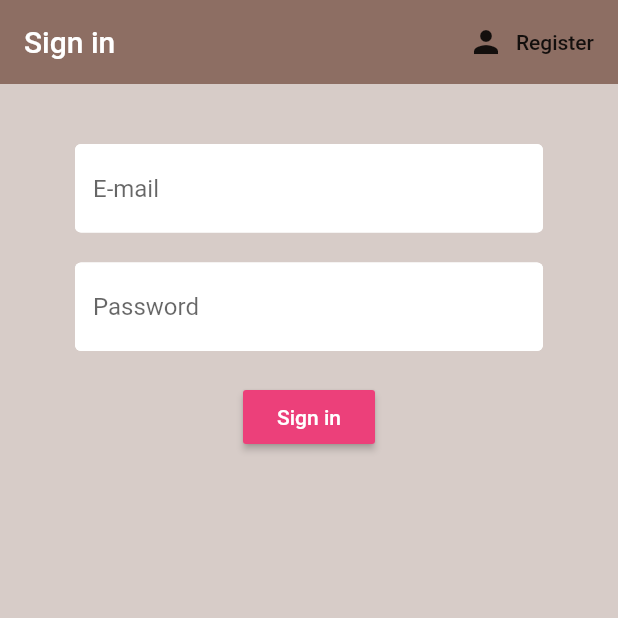
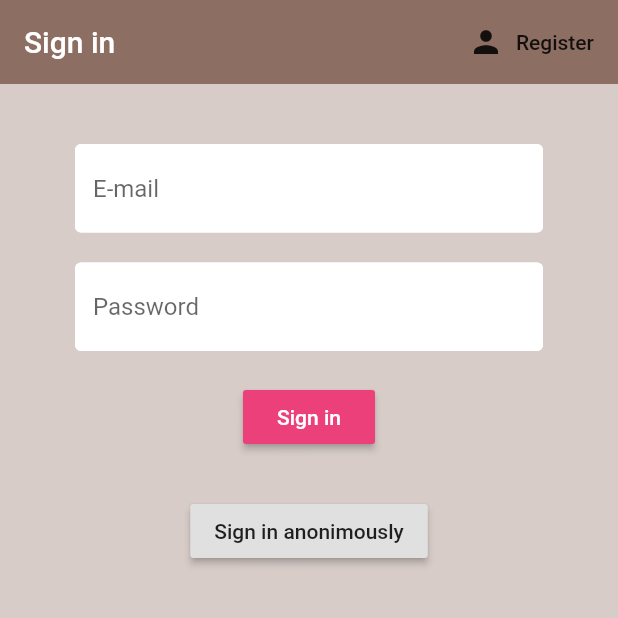
Before and after one commit to vasu23gupta/test_proj, a Flutter app: the screen it shows after launch, on a phone screen of 412 x 824 dp, the top half of it. Run offline on Flutter 3.47's test engine with Material 2 defaults, Android fonts, the phone set to English and light mode, and no system bars; our stand-ins replace cloud_firestore, firebase_auth, firebase_core, flutter_spinkit; accounts and stored records are empty.

Commit message:
final before maps

```diff
--- a/lib/screens/authenticate/sign_in.dart
+++ b/lib/screens/authenticate/sign_in.dart
@@ -101,12 +101,8 @@ class _SignInState extends State<SignIn> {
                       Text(
                         error,
                         style: TextStyle(color: Colors.red, fontSize: 14.0),
-                      )
-                    ],
                       ),
-                )
-
-                /*RaisedButton(
+                      RaisedButton(
                         child: Text('Sign in anonimously'),
                         onPressed: () async {
                           dynamic result = await _auth.signInAnon();
@@ -117,9 +113,10 @@ class _SignInState extends State<SignIn> {
                             print(result.uid);
                           }
                         },
-        ), */
-
                       ),
+                    ],
+                  ),
+                )),
           );
   }
 }
--- a/pubspec.yaml
+++ b/pubspec.yaml
@@ -34,6 +34,7 @@ dependencies:
   firebase_core: ^0.5.1
   provider: ^4.3.2+2
   flutter_spinkit: ^4.1.2+1
+  permission_handler:
 
 dev_dependencies:
   flutter_test:
```
Also changed, not shown: lib/models/customUser.dart (+7 -0 lines), pubspec.lock, 1 other file. Lines whose indentation alone changed are shown as unchanged.
